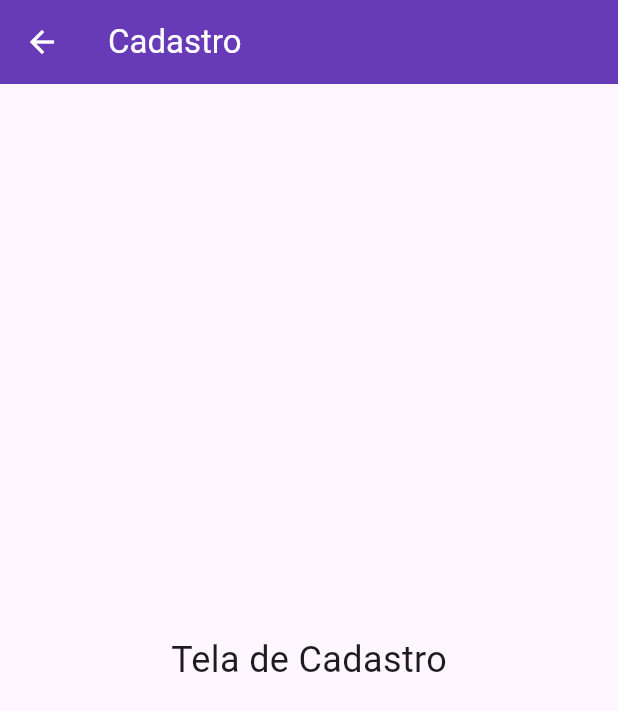
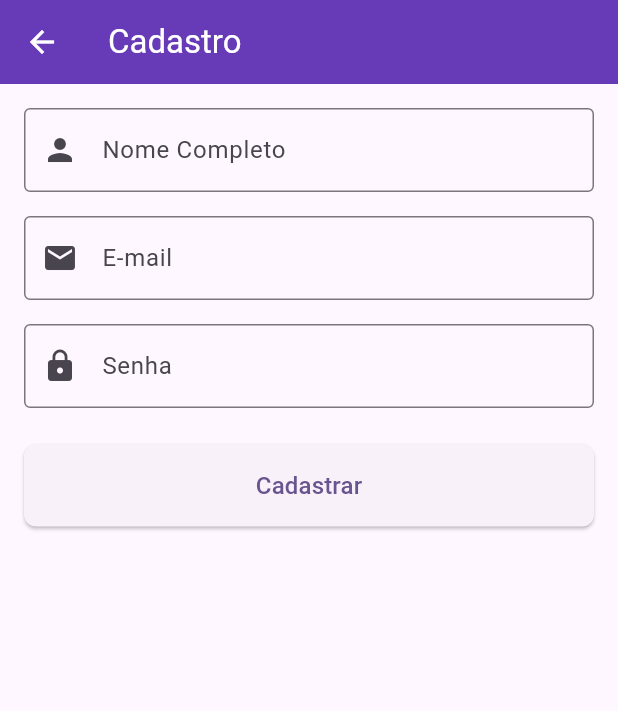
Before and after one commit to BakaPedro/voz_popular, a Flutter app: the RegisterScreen screen opened by its route, on a phone screen of 412 x 824 dp. Shown: the top 711 px of the screen. Run offline on Flutter 3.47's test engine with Material 3 defaults, Android fonts, the phone set to English and light mode, and no system bars.

Commit message:
feat(auth): Ações no fluxo do cadastro

```diff
--- a/lib/presentation/screens/register/register_screen.dart
+++ b/lib/presentation/screens/register/register_screen.dart
@@ -1,18 +1,130 @@
 import 'package:flutter/material.dart';
+import 'package:voz_popular/data/services/auth_service.dart';
 
-class RegisterScreen extends StatelessWidget {
+class RegisterScreen extends StatefulWidget {
   const RegisterScreen({super.key});
+
+  @override
+  State<RegisterScreen> createState() => _RegisterScreenState();
+}
+
+class _RegisterScreenState extends State<RegisterScreen> {
+  final _nameController = TextEditingController();
+  final _emailController = TextEditingController();
+  final _passwordController = TextEditingController();
+  bool _isLoading = false;
+
+  @override
+  void dispose() {
+    _nameController.dispose();
+    _emailController.dispose();
+    _passwordController.dispose();
+    super.dispose();
+  }
+
+  Future<void> _register() async {
+    setState(() {
+      _isLoading = true;
+    });
+
+    try {
+      final authService = AuthService();
+      await authService.register(
+        name: _nameController.text,
+        email: _emailController.text,
+        password: _passwordController.text,
+      );
+
+      if (mounted) {
+        //sucesso
+        ScaffoldMessenger.of(context).showSnackBar(
+          const SnackBar(
+            content: Text('Cadastro realizado com sucesso!'),
+            backgroundColor: Colors.green,
+          ),
+        );
+        //volta tela login
+        Navigator.of(context).pop();
+      }
+    } catch (e) {
+      if (mounted) {
+        ScaffoldMessenger.of(context).showSnackBar(
+          SnackBar(
+            content: Text(e.toString().replaceAll('Exception: ', '')),
+            backgroundColor: Colors.red,
+          ),
+        );
+      }
+    } finally {
+      if (mounted) {
+        setState(() {
+          _isLoading = false;
+        });
+      }
+    }
+  }
 
   @override
   Widget build(BuildContext context) {
     return Scaffold(
-      appBar: AppBar(
-        title: const Text('Cadastro'),
-      ),
-      body: const Center(
-        child: Text(
-          'Tela de Cadastro',
-          style: TextStyle(fontSize: 24),
+      appBar: AppBar(title: const Text('Cadastro')),
+      body: SingleChildScrollView(
+        //deixa rolar a tela com o teclado
+        padding: const EdgeInsets.all(16.0),
+        child: Column(
+          mainAxisAlignment: MainAxisAlignment.center,
+          crossAxisAlignment: CrossAxisAlignment.stretch,
+          children: [
+            TextFormField(
+              controller: _nameController,
+              decoration: const InputDecoration(
+                labelText: 'Nome Completo',
+                border: OutlineInputBorder(),
+                prefixIcon: Icon(Icons.person),
+              ),
+              enabled: !_isLoading,
+            ),
+            const SizedBox(height: 16),
+            TextFormField(
+              controller: _emailController,
+              decoration: const InputDecoration(
+                labelText: 'E-mail',
+                border: OutlineInputBorder(),
+                prefixIcon: Icon(Icons.email),
+              ),
+              keyboardType: TextInputType.emailAddress,
+              enabled: !_isLoading,
+            ),
+            const SizedBox(height: 16),
+            TextFormField(
+              controller: _passwordController,
+              decoration: const InputDecoration(
+                labelText: 'Senha',
+                border: OutlineInputBorder(),
+                prefixIcon: Icon(Icons.lock),
+              ),
+              obscureText: true,
+              enabled: !_isLoading,
+            ),
+            const SizedBox(height: 24),
+            ElevatedButton(
+              style: ElevatedButton.styleFrom(
+                padding: const EdgeInsets.symmetric(vertical: 16),
+                shape: RoundedRectangleBorder(
+                  borderRadius: BorderRadius.circular(8),
+                ),
+              ),
+              onPressed: _isLoading ? null : _register,
+              child:
+                  _isLoading
+                      ? const SizedBox(
+                        width: 24,
+                        height: 24,
+                        child: CircularProgressIndicator(color: Colors.white),
+                      )
+                      : const Text('Cadastrar', style: TextStyle(fontSize: 16)),
+            ),
+          ],
         ),
       ),
     );
```
Also changed, not shown: lib/data/services/auth_service.dart (+16 -0 lines).
